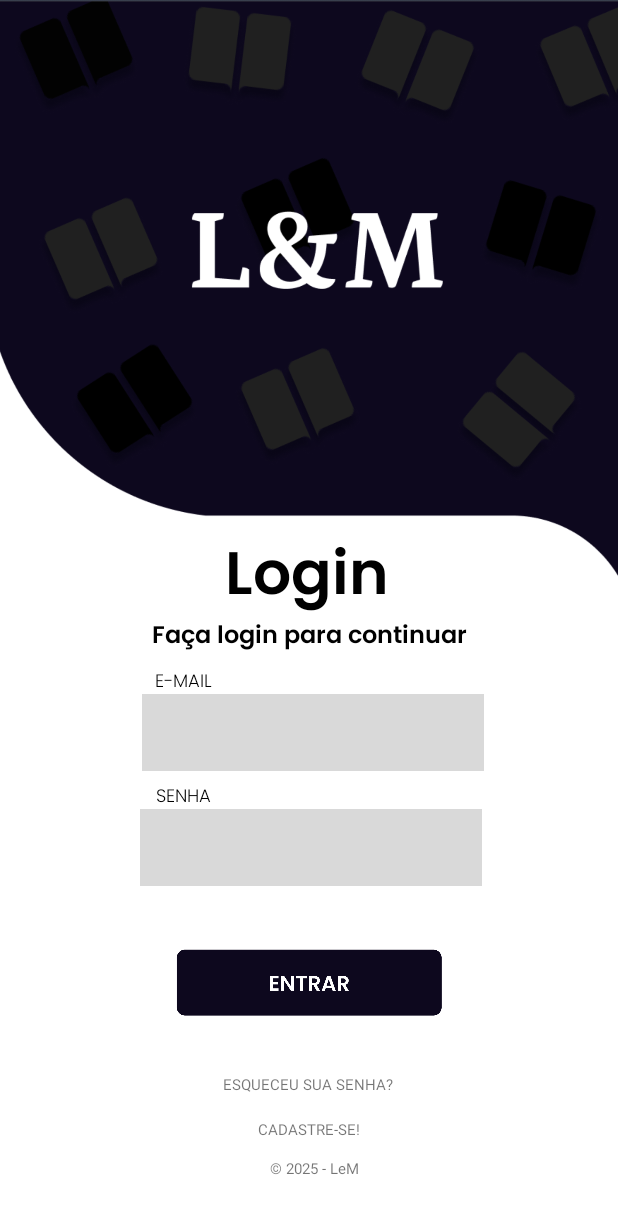
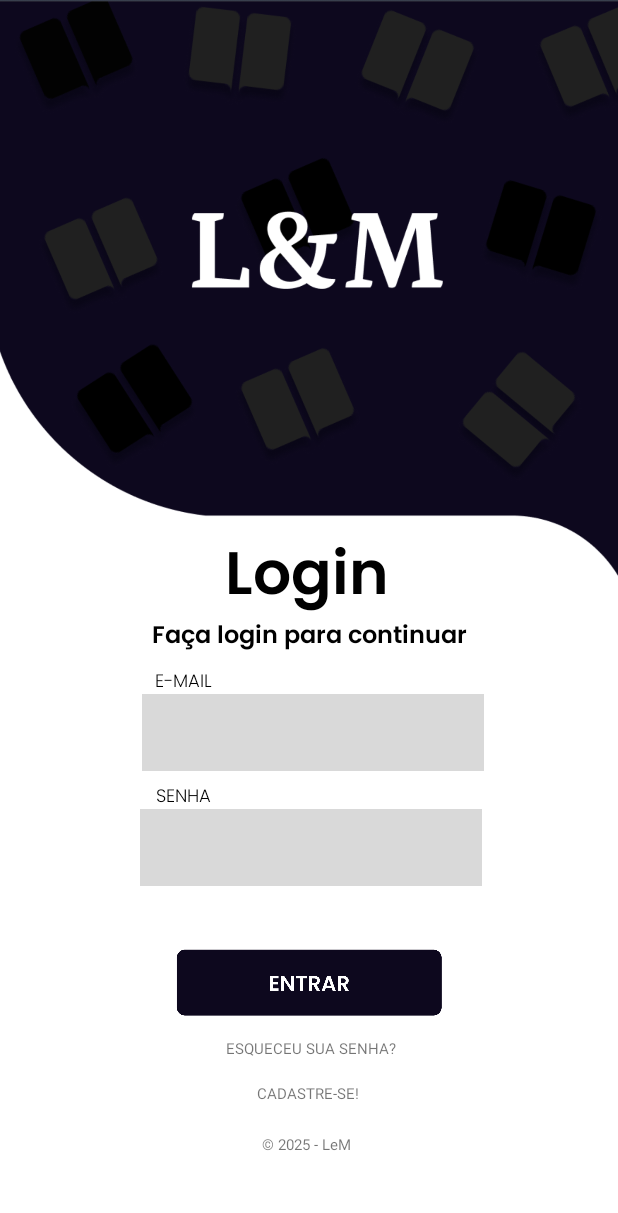
Before and after one commit to Arthurestak/Android-LM, an Android app: the screen it shows after launch (Login), on a phone screen of 412 x 824 dp. Shown: the top 1213 px of the screen. Run offline under Robolectric (Android 15) with nearby library versions, the phone set to English and light mode, and no system bars.

Commit message:
junção

```diff
--- a/app/src/main/AndroidManifest.xml
+++ b/app/src/main/AndroidManifest.xml
@@ -12,9 +12,6 @@
         android:supportsRtl="true"
         android:theme="@style/Theme.ProjetoLM"
         tools:targetApi="31">
-        <activity
-            android:name=".RecuperaSenha"
-            android:exported="false" />
         <activity
             android:name=".Cadastro"
             android:exported="true"
--- a/app/src/main/java/com/example/projetolm/Login.java
+++ b/app/src/main/java/com/example/projetolm/Login.java
@@ -14,6 +14,9 @@ import androidx.appcompat.app.AppCompatActivity;
 import androidx.core.graphics.Insets;
 import androidx.core.view.ViewCompat;
 import androidx.core.view.WindowInsetsCompat;
+
+import com.example.projetolm.ui.livros.LivrosFragment;
+import com.example.projetolm.ui.perfil.PerfilFragment;
 
 public class Login extends AppCompatActivity {
     EditText emailInput;
@@ -54,7 +57,9 @@ btCadastreSeLogin.setOnClickListener(new View.OnClickListener() {
 btEntrar.setOnClickListener(new View.OnClickListener() {
     @Override
     public void onClick(View view) {
+    if(emailInput.getText().toString().equals("com") && senhaInput.getText().toString().equals("123456")){
 
+    }
 
     }
 });
--- a/app/src/main/res/layout/activity_login.xml
+++ b/app/src/main/res/layout/activity_login.xml
@@ -151,7 +151,6 @@
         android:textColorLink="#000000"
         android:textSize="10sp"
         app:layout_constraintEnd_toEndOf="parent"
-        app:layout_constraintHorizontal_bias="0.0"
         app:layout_constraintStart_toStartOf="parent"
         app:layout_constraintTop_toBottomOf="@+id/btRecuperarSenhaLogin" />
 
@@ -160,13 +159,13 @@
         android:layout_width="wrap_content"
         android:layout_height="wrap_content"
         android:layout_marginStart="152dp"
-        android:layout_marginTop="32dp"
+        android:layout_marginTop="8dp"
         android:layout_marginEnd="150dp"
         android:text="ESQUECEU SUA SENHA?"
         android:textColorLink="#000000"
         android:textSize="10sp"
         app:layout_constraintEnd_toEndOf="parent"
-        app:layout_constraintHorizontal_bias="1.0"
+        app:layout_constraintHorizontal_bias="0.571"
         app:layout_constraintStart_toStartOf="parent"
         app:layout_constraintTop_toBottomOf="@+id/btEntrar" />
 
@@ -174,13 +173,12 @@
         android:id="@+id/textView14"
         android:layout_width="wrap_content"
         android:layout_height="14dp"
-        android:layout_marginStart="160dp"
-        android:layout_marginTop="12dp"
-        android:layout_marginEnd="171dp"
+        android:layout_marginStart="164dp"
+        android:layout_marginTop="20dp"
+        android:layout_marginEnd="168dp"
         android:text="© 2025 - LeM"
         android:textSize="10sp"
         app:layout_constraintEnd_toEndOf="parent"
-        app:layout_constraintHorizontal_bias="0.947"
         app:layout_constraintStart_toStartOf="parent"
         app:layout_constraintTop_toBottomOf="@+id/btCadastreSeLogin" />
 
--- a/app/src/main/res/navigation/mobile_navigation.xml
+++ b/app/src/main/res/navigation/mobile_navigation.xml
@@ -3,7 +3,7 @@
     xmlns:app="http://schemas.android.com/apk/res-auto"
     xmlns:tools="http://schemas.android.com/tools"
     android:id="@+id/mobile_navigation"
-    app:startDestination="@+id/nav_home">
+    app:startDestination="@+id/nav_perfil">
 
     <fragment
         android:id="@+id/nav_livros"
```
Also changed, not shown: app/src/main/res/layout/content_main.xml (+8 -0 lines).
